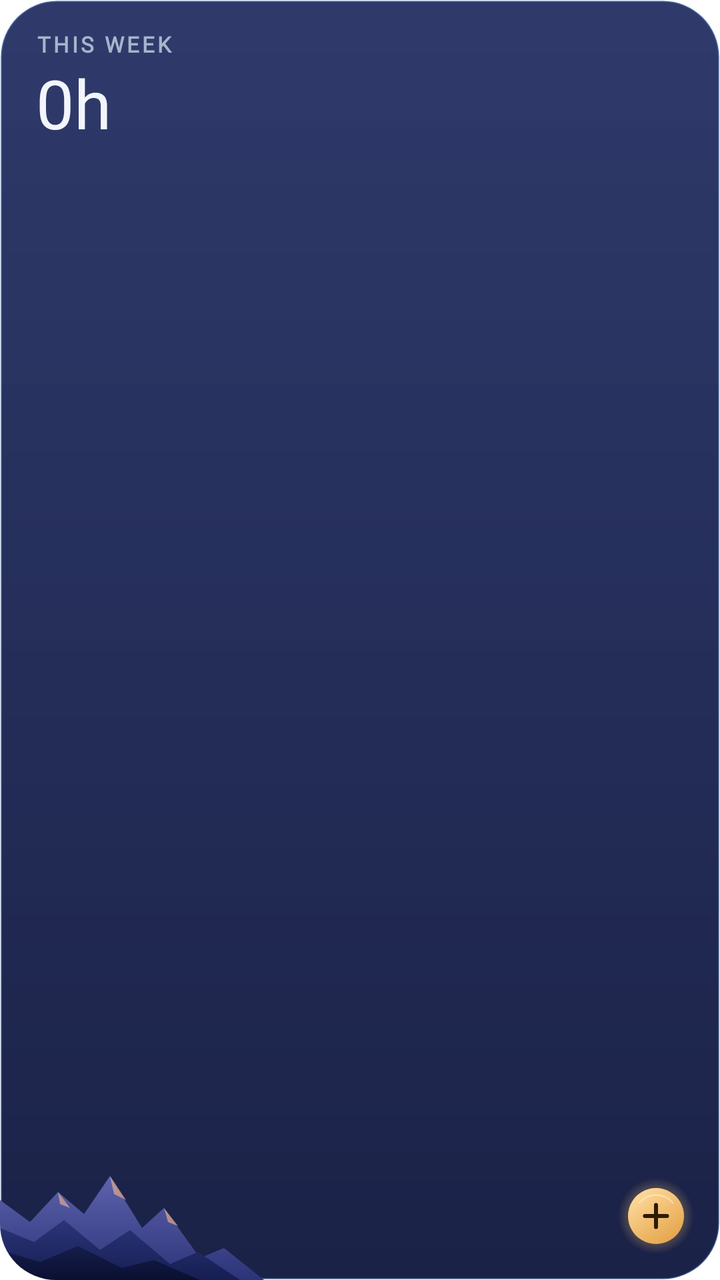
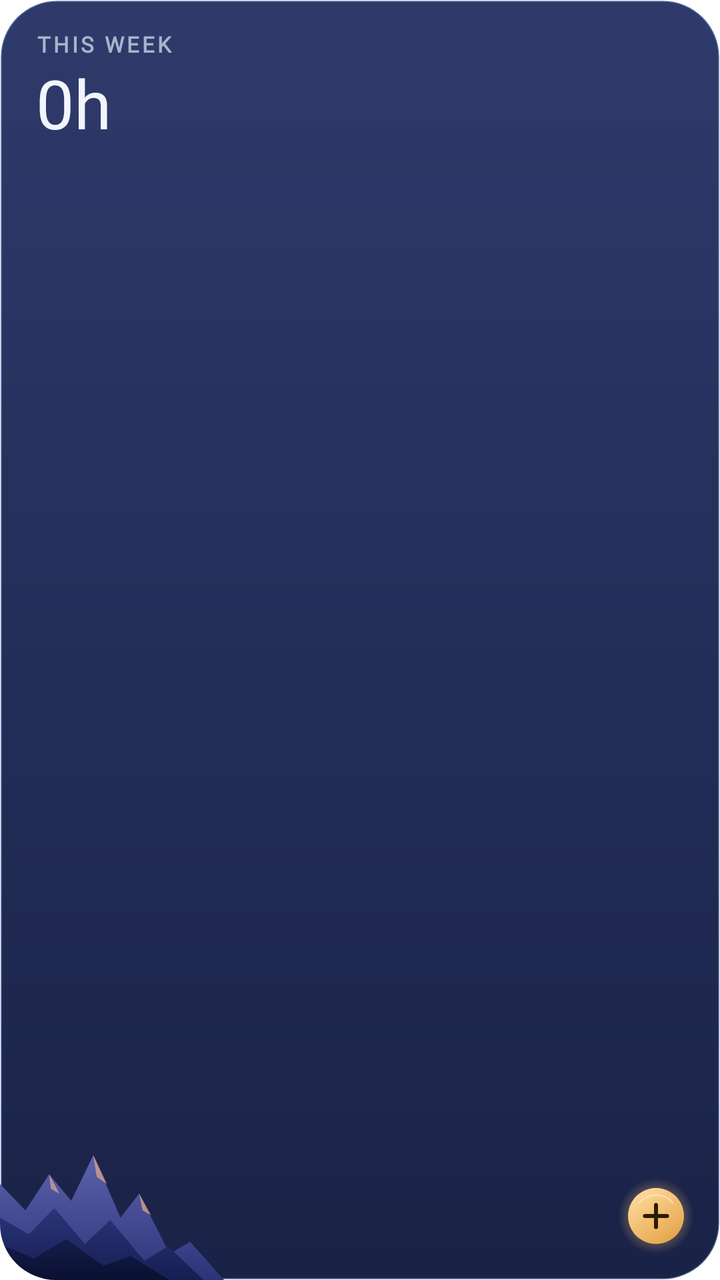

Two renders of the same Android screen: before a commit and after it. Below are the layout's source before the change and the commit's diff.
<!-- AndroidManifest.xml: application theme Theme.Karvo.Starting -->
<!-- res/layout/widget_week.xml -->
<?xml version="1.0" encoding="utf-8"?>
<FrameLayout xmlns:android="http://schemas.android.com/apk/res/android"
    android:id="@+id/widget_root"
    android:layout_width="match_parent"
    android:layout_height="match_parent"
    android:background="@drawable/widget_bg"
    android:clipToOutline="true">

    <ImageView
        android:layout_width="132dp"
        android:layout_height="60dp"
        android:layout_gravity="bottom|start"
        android:importantForAccessibility="no"
        android:scaleType="fitXY"
        android:src="@drawable/widget_ridges" />

    <LinearLayout
        android:layout_width="wrap_content"
        android:layout_height="wrap_content"
        android:layout_gravity="top|start"
        android:layout_marginStart="18dp"
        android:layout_marginTop="16dp"
        android:layout_marginEnd="14dp"
        android:orientation="vertical">

        <TextView
            android:layout_width="wrap_content"
            android:layout_height="wrap_content"
            android:fontFamily="@font/jost"
            android:includeFontPadding="false"
            android:letterSpacing="0.12"
            android:maxLines="1"
            android:text="@string/widget_week_short"
            android:textAllCaps="true"
            android:textColor="@color/widget_mist"
            android:textFontWeight="600"
            android:textSize="11sp" />

        <TextView
            android:id="@+id/widget_hours"
            android:layout_width="wrap_content"
            android:layout_height="wrap_content"
            android:layout_marginTop="4dp"
            android:fontFamily="@font/jost"
            android:includeFontPadding="false"
            android:maxLines="1"
            android:text="0h"
            android:textColor="@color/widget_snow"
            android:textFontWeight="300"
            android:textSize="34sp" />

        <TextView
            android:id="@+id/widget_sub"
            android:layout_width="wrap_content"
            android:layout_height="wrap_content"
            android:layout_marginTop="2dp"
            android:fontFamily="@font/jost"
            android:includeFontPadding="false"
            android:maxLines="1"
            android:textColor="@color/widget_mist"
            android:textSize="13sp" />
    </LinearLayout>

    <ImageView
        android:id="@+id/widget_add"
        android:layout_width="40dp"
        android:layout_height="40dp"
        android:layout_gravity="bottom|end"
        android:layout_margin="12dp"
        android:background="@drawable/widget_add_ripple"
        android:contentDescription="@string/add_lesson"
        android:scaleType="fitCenter"
        android:src="@drawable/widget_add" />
</FrameLayout>
<!-- resources referenced by this layout -->
<resources>
  <color name="widget_mist">#A9B4CC</color>
  <color name="widget_snow">#F2F5FB</color>
  <!-- drawable widget_add (drawable) -->
  <?xml version="1.0" encoding="utf-8"?>
  <vector xmlns:android="http://schemas.android.com/apk/res/android"
      xmlns:aapt="http://schemas.android.com/aapt"
      android:width="40dp" android:height="40dp"
      android:viewportWidth="40" android:viewportHeight="40">
      
      <path android:pathData="M20,1a19,19 0 1,0 0.01,0z">
          <aapt:attr name="android:fillColor">
              <gradient android:type="radial" android:centerX="20" android:centerY="20" android:gradientRadius="19">
                  <item android:offset="0.7" android:color="#40F4C06A" />
                  <item android:offset="1" android:color="#00F4C06A" />
              </gradient>
          </aapt:attr>
      </path>
      
      <path android:pathData="M20,6a14,14 0 1,0 0.01,0z">
          <aapt:attr name="android:fillColor">
              <gradient android:type="linear" android:startX="10" android:startY="6" android:endX="30" android:endY="34"
                  android:startColor="#FFFFDDA0" android:endColor="#FFE3A146" />
          </aapt:attr>
      </path>
      
      <path android:strokeColor="#80FFF4DC" android:strokeWidth="0.8" android:strokeLineCap="round"
          android:pathData="M11.5,13.5A11,11 0 0,1 28.5,13.5" />
      
      <path android:strokeColor="#2B1C00" android:strokeWidth="2" android:strokeLineCap="round"
          android:pathData="M20,14.5V25.5M14.5,20H25.5" />
  </vector>
  <!-- drawable widget_add_ripple (drawable) -->
  <?xml version="1.0" encoding="utf-8"?>
  <ripple xmlns:android="http://schemas.android.com/apk/res/android" android:color="#66F4C06A">
      <item android:id="@android:id/mask">
          <shape android:shape="oval">
              <solid android:color="#FFFFFFFF" />
          </shape>
      </item>
  </ripple>
  <!-- drawable widget_bg (drawable) -->
  <?xml version="1.0" encoding="utf-8"?>
  <shape xmlns:android="http://schemas.android.com/apk/res/android" android:shape="rectangle">
      <corners android:radius="@dimen/widget_radius" />
      <gradient android:angle="270" android:startColor="#F0222E62" android:endColor="#F5111940" />
      <stroke android:width="1dp" android:color="#388CCBFF" />
  </shape>
  <string name="add_lesson">Add lesson</string>
  <string name="widget_week_short">This week</string>
  <style name="Theme.Karvo.Starting" parent="Theme.SplashScreen.IconBackground">
          <item name="windowSplashScreenBackground">@color/alpine_night_background</item>
          <item name="windowSplashScreenIconBackgroundColor">@color/alpine_night_background</item>
          
          <item name="windowSplashScreenAnimatedIcon">@drawable/ic_launcher_foreground</item>
          <item name="postSplashScreenTheme">@style/Theme.Karvo</item>
      </style>
  <dimen name="widget_radius">20dp</dimen>
  <color name="alpine_night_background">#080C1C</color>
  <style name="Theme.Karvo" parent="Theme.AppCompat.DayNight.NoActionBar">
          <item name="android:windowBackground">@color/alpine_night_background</item>
      </style>
  <!-- unchanged entries left out for length: 2 -->
</resources>

<!-- the commit's change to res/layout/widget_week.xml (unified diff, before → after) -->
@@ -7,8 +7,8 @@
     android:clipToOutline="true">
 
     <ImageView
-        android:layout_width="132dp"
-        android:layout_height="60dp"
+        android:layout_width="112dp"
+        android:layout_height="72dp"
         android:layout_gravity="bottom|start"
         android:importantForAccessibility="no"
         android:scaleType="fitXY"
